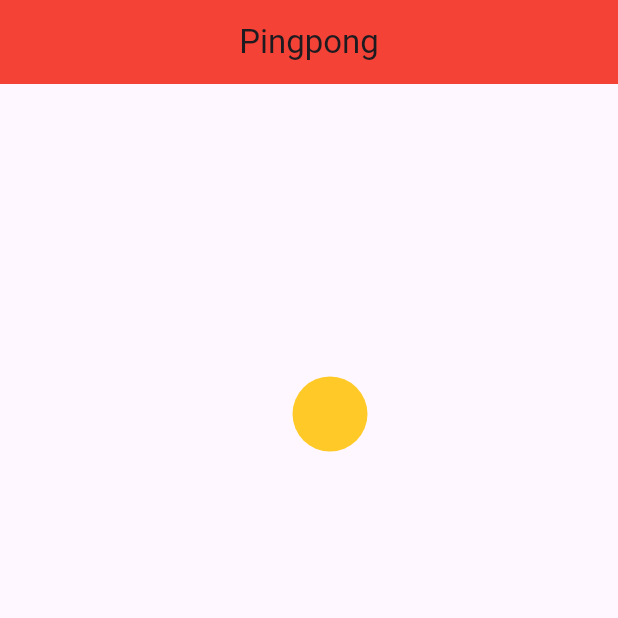
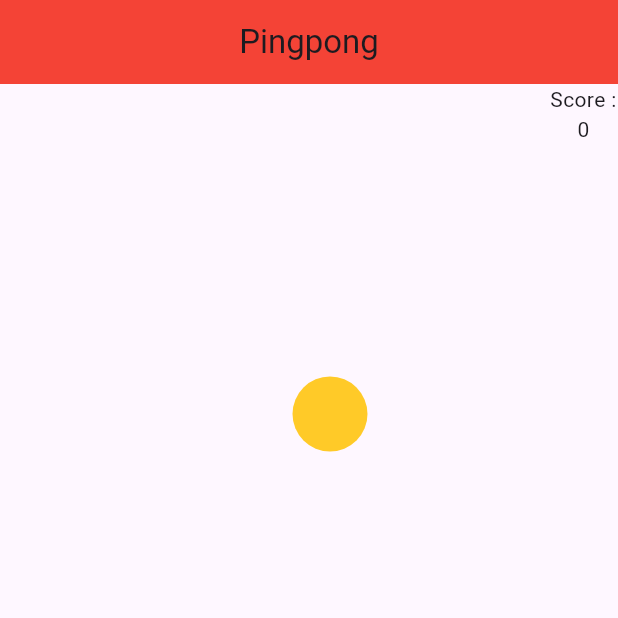
Before and after one commit to dkwhyd/pingpong_app, a Flutter app: the screen it shows after launch, on a phone screen of 412 x 824 dp, the top half of it. Run offline on Flutter 3.47's test engine with Material 3 defaults, Android fonts, the phone set to English and light mode, and no system bars.

Commit message:
add score

```diff
--- a/lib/widget/pong.dart
+++ b/lib/widget/pong.dart
@@ -31,6 +31,8 @@ class _PongState extends State<Pong> with SingleTickerProviderStateMixin {
   Direction hDir = Direction.right;
 
   double speed = 5;
+
+  int score = 0;
   @override
   void initState() {
     super.initState();
@@ -61,6 +63,16 @@ class _PongState extends State<Pong> with SingleTickerProviderStateMixin {
         batHeigth = height! / 25;
         return Stack(
           children: [
+            Positioned(
+              top: 0,
+              right: 1,
+              child: Column(
+                children: [
+                  Text('Score :'),
+                  Text(score == null ? '0' : score.toString())
+                ],
+              ),
+            ),
             Positioned(
               top: posY,
               left: posX,
@@ -129,8 +141,12 @@ class _PongState extends State<Pong> with SingleTickerProviderStateMixin {
     if (posY >= height! - 50 - batHeigth && vDir == Direction.down) {
       if (posX >= (batPosition - 50) && posX <= (batPosition + batWidth + 50)) {
         vDir = Direction.up;
+        setState(() {
+          score += 1;
+        });
         print('bawah');
       } else {
+        resetScore();
         controller!.stop();
         // dispose();
         print('game over');
@@ -170,4 +186,10 @@ class _PongState extends State<Pong> with SingleTickerProviderStateMixin {
       });
     }
   }
+
+  void resetScore() {
+    setState(() {
+      score = 0;
+    });
+  }
 }
```
